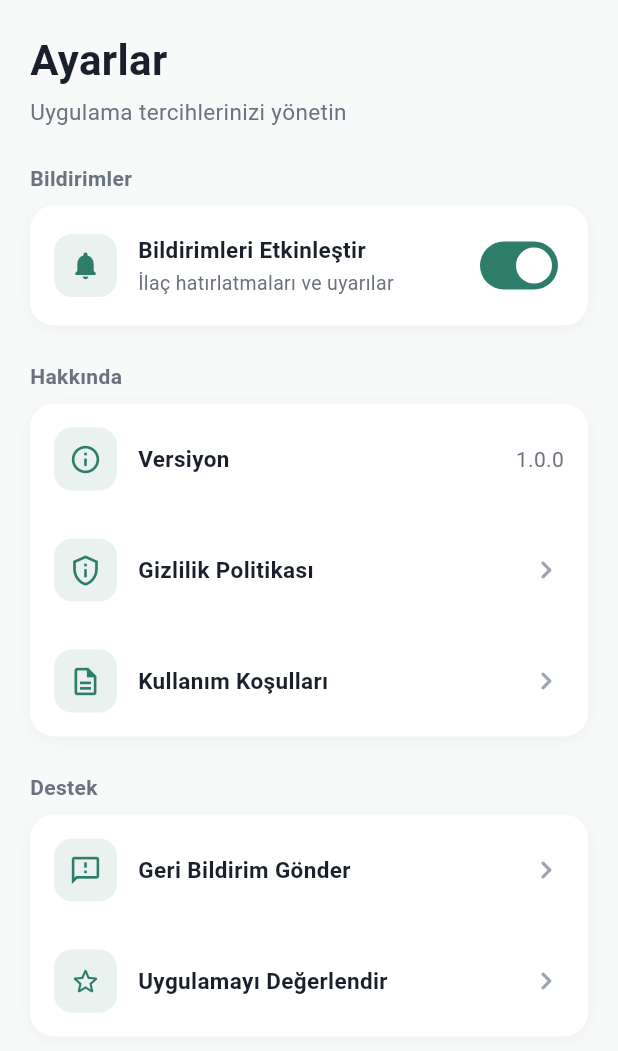
After one commit to aarslan08/ilactakip, a Flutter app: the SettingsScreen screen opened directly, on a phone screen of 412 x 824 dp. The commit adds this screen. Shown: the top 1051 px of the screen. Run offline on Flutter 3.47's test engine with Material 3 defaults, Android fonts, the light colour scheme and no system bars; our stand-ins replace flutter_local_notifications, sqflite, timezone; accounts and stored records are empty.

Commit message:
alt bar a ayarlar eklendi

```diff
--- a/lib/ui/screens/main_navigation.dart
+++ b/lib/ui/screens/main_navigation.dart
@@ -3,6 +3,7 @@ import 'package:ilac_takip/core/theme/app_theme.dart';
 import 'package:ilac_takip/ui/screens/home_screen.dart';
 import 'package:ilac_takip/ui/screens/medications_screen.dart';
 import 'package:ilac_takip/ui/screens/logs_screen.dart';
+import 'package:ilac_takip/ui/screens/settings_screen.dart';
 
 /// Ana navigasyon ekranı
 class MainNavigation extends StatefulWidget {
@@ -19,6 +20,7 @@ class _MainNavigationState extends State<MainNavigation> {
     HomeScreen(),
     MedicationsScreen(),
     LogsScreen(),
+    SettingsScreen(),
   ];
 
   @override
@@ -47,7 +49,7 @@ class _MainNavigationState extends State<MainNavigation> {
               children: [
                 _buildNavItem(
                   index: 0,
-                  icon: Icons.home_rounded,
+                  icon: Icons.home_outlined,
                   activeIcon: Icons.home_rounded,
                   label: 'Ana Sayfa',
                 ),
@@ -62,6 +64,12 @@ class _MainNavigationState extends State<MainNavigation> {
                   icon: Icons.history_outlined,
                   activeIcon: Icons.history_rounded,
                   label: 'Geçmiş',
+                ),
+                _buildNavItem(
+                  index: 3,
+                  icon: Icons.settings_outlined,
+                  activeIcon: Icons.settings_rounded,
+                  label: 'Ayarlar',
                 ),
               ],
             ),
@@ -85,8 +93,8 @@ class _MainNavigationState extends State<MainNavigation> {
       child: AnimatedContainer(
         duration: const Duration(milliseconds: 200),
         padding: EdgeInsets.symmetric(
-          horizontal: isSelected ? 20 : 16,
-          vertical: 10,
+          horizontal: isSelected ? 14 : 12,
+          vertical: 8,
         ),
         decoration: BoxDecoration(
           color: isSelected
@@ -100,14 +108,14 @@ class _MainNavigationState extends State<MainNavigation> {
             Icon(
               isSelected ? activeIcon : icon,
               color: isSelected ? AppTheme.primaryColor : AppTheme.textSecondary,
-              size: 24,
+              size: 22,
             ),
             if (isSelected) ...[
-              const SizedBox(width: 8),
+              const SizedBox(width: 6),
               Text(
                 label,
                 style: const TextStyle(
-                  fontSize: 14,
+                  fontSize: 12,
                   fontWeight: FontWeight.w600,
                   color: AppTheme.primaryColor,
                 ),
--- a/lib/ui/screens/screens.dart
+++ b/lib/ui/screens/screens.dart
@@ -7,3 +7,4 @@ export 'add_medication_screen.dart';
 export 'logs_screen.dart';
 export 'main_navigation.dart';
 export 'swipe_dose_screen.dart';
+export 'settings_screen.dart';
--- /dev/null
+++ b/lib/ui/screens/settings_screen.dart
@@ -0,0 +1,322 @@
+import 'package:flutter/material.dart';
+import 'package:ilac_takip/core/theme/app_theme.dart';
+import 'package:ilac_takip/services/notification_service.dart';
+
+/// Ayarlar ekranı
+class SettingsScreen extends StatefulWidget {
+  const SettingsScreen({super.key});
+
+  @override
+  State<SettingsScreen> createState() => _SettingsScreenState();
+}
+
+class _SettingsScreenState extends State<SettingsScreen> {
+  bool _notificationsEnabled = true;
+
+  void _showComingSoon(String feature) {
+    ScaffoldMessenger.of(context).showSnackBar(
+      SnackBar(
+        content: Text('$feature yakında eklenecek'),
+        behavior: SnackBarBehavior.floating,
+        shape: RoundedRectangleBorder(borderRadius: BorderRadius.circular(10)),
+        duration: const Duration(seconds: 2),
+      ),
+    );
+  }
+
+  @override
+  Widget build(BuildContext context) {
+    return Scaffold(
+      backgroundColor: AppTheme.backgroundColor,
+      body: SafeArea(
+        child: CustomScrollView(
+          slivers: [
+            // Header
+            const SliverToBoxAdapter(
+              child: Padding(
+                padding: EdgeInsets.fromLTRB(20, 20, 20, 16),
+                child: Column(
+                  crossAxisAlignment: CrossAxisAlignment.start,
+                  children: [
+                    Text(
+                      'Ayarlar',
+                      style: TextStyle(
+                        fontSize: 28,
+                        fontWeight: FontWeight.bold,
+                        color: AppTheme.textPrimary,
+                      ),
+                    ),
+                    SizedBox(height: 4),
+                    Text(
+                      'Uygulama tercihlerinizi yönetin',
+                      style: TextStyle(
+                        fontSize: 15,
+                        color: AppTheme.textSecondary,
+                      ),
+                    ),
+                  ],
+                ),
+              ),
+            ),
+
+            // Bildirim Ayarları
+            SliverToBoxAdapter(
+              child: _buildSection(
+                title: 'Bildirimler',
+                children: [
+                  _buildSwitchTile(
+                    title: 'Bildirimleri Etkinleştir',
+                    subtitle: 'İlaç hatırlatmaları ve uyarılar',
+                    icon: Icons.notifications_rounded,
+                    value: _notificationsEnabled,
+                    onChanged: (value) {
+                      setState(() => _notificationsEnabled = value);
+                      if (value) {
+                        NotificationService.instance.requestPermissions();
+                      }
+                    },
+                  ),
+                ],
+              ),
+            ),
+
+            // Uygulama Hakkında
+            SliverToBoxAdapter(
+              child: _buildSection(
+                title: 'Hakkında',
+                children: [
+                  _buildInfoTile(
+                    title: 'Versiyon',
+                    subtitle: '1.0.0',
+                    icon: Icons.info_outline_rounded,
+                  ),
+                  _buildActionTile(
+                    title: 'Gizlilik Politikası',
+                    icon: Icons.privacy_tip_outlined,
+                    onTap: () => _showComingSoon('Gizlilik Politikası'),
+                  ),
+                  _buildActionTile(
+                    title: 'Kullanım Koşulları',
+                    icon: Icons.description_outlined,
+                    onTap: () => _showComingSoon('Kullanım Koşulları'),
+                  ),
+                ],
+              ),
+            ),
+
+            // Destek
+            SliverToBoxAdapter(
+              child: _buildSection(
+                title: 'Destek',
+                children: [
+                  _buildActionTile(
+                    title: 'Geri Bildirim Gönder',
+                    icon: Icons.feedback_outlined,
+                    onTap: () => _showComingSoon('Geri Bildirim'),
+                  ),
+                  _buildActionTile(
+                    title: 'Uygulamayı Değerlendir',
+                    icon: Icons.star_outline_rounded,
+                    onTap: () => _showComingSoon('Değerlendirme'),
+                  ),
+                ],
+              ),
+            ),
+
+            const SliverToBoxAdapter(
+              child: SizedBox(height: 100),
+            ),
+          ],
+        ),
+      ),
+    );
+  }
+
+  Widget _buildSection({
+    required String title,
+    required List<Widget> children,
+  }) {
+    return Padding(
+      padding: const EdgeInsets.fromLTRB(20, 8, 20, 16),
+      child: Column(
+        crossAxisAlignment: CrossAxisAlignment.start,
+        children: [
+          Text(
+            title,
+            style: const TextStyle(
+              fontSize: 14,
+              fontWeight: FontWeight.w600,
+              color: AppTheme.textSecondary,
+            ),
+          ),
+          const SizedBox(height: 8),
+          Container(
+            decoration: BoxDecoration(
+              color: Colors.white,
+              borderRadius: BorderRadius.circular(16),
+              boxShadow: [
+                BoxShadow(
+                  color: Colors.black.withValues(alpha: 0.04),
+                  blurRadius: 8,
+                  offset: const Offset(0, 2),
+                ),
+              ],
+            ),
+            child: Column(
+              children: children,
+            ),
+          ),
+        ],
+      ),
+    );
+  }
+
+  Widget _buildSwitchTile({
+    required String title,
+    required String subtitle,
+    required IconData icon,
+    required bool value,
+    required ValueChanged<bool> onChanged,
+  }) {
+    return Padding(
+      padding: const EdgeInsets.all(16),
+      child: Row(
+        children: [
+          Container(
+            padding: const EdgeInsets.all(10),
+            decoration: BoxDecoration(
+              color: AppTheme.primaryColor.withValues(alpha: 0.1),
+              borderRadius: BorderRadius.circular(12),
+            ),
+            child: Icon(
+              icon,
+              color: AppTheme.primaryColor,
+              size: 22,
+            ),
+          ),
+          const SizedBox(width: 14),
+          Expanded(
+            child: Column(
+              crossAxisAlignment: CrossAxisAlignment.start,
+              children: [
+                Text(
+                  title,
+                  style: const TextStyle(
+                    fontSize: 15,
+                    fontWeight: FontWeight.w600,
+                    color: AppTheme.textPrimary,
+                  ),
+                ),
+                const SizedBox(height: 2),
+                Text(
+                  subtitle,
+                  style: const TextStyle(
+                    fontSize: 13,
+                    color: AppTheme.textSecondary,
+                  ),
+                ),
+              ],
+            ),
+          ),
+          Switch(
+            value: value,
+            onChanged: onChanged,
+            activeTrackColor: AppTheme.primaryColor,
+          ),
+        ],
+      ),
+    );
+  }
+
+  Widget _buildInfoTile({
+    required String title,
+    required String subtitle,
+    required IconData icon,
+  }) {
+    return Padding(
+      padding: const EdgeInsets.all(16),
+      child: Row(
+        children: [
+          Container(
+            padding: const EdgeInsets.all(10),
+            decoration: BoxDecoration(
+              color: AppTheme.primaryColor.withValues(alpha: 0.1),
+              borderRadius: BorderRadius.circular(12),
+            ),
+            child: Icon(
+              icon,
+              color: AppTheme.primaryColor,
+              size: 22,
+            ),
+          ),
+          const SizedBox(width: 14),
+          Expanded(
+            child: Text(
+              title,
+              style: const TextStyle(
+                fontSize: 15,
+                fontWeight: FontWeight.w600,
+                color: AppTheme.textPrimary,
+              ),
+            ),
+          ),
+          Text(
+            subtitle,
+            style: const TextStyle(
+              fontSize: 14,
+              color: AppTheme.textSecondary,
+            ),
+          ),
+        ],
+      ),
+    );
+  }
+
+  Widget _buildActionTile({
+    required String title,
+    required IconData icon,
+    required VoidCallback onTap,
+  }) {
+    return Material(
+      color: Colors.transparent,
+      child: InkWell(
+        onTap: onTap,
+        borderRadius: BorderRadius.circular(16),
+        child: Padding(
+          padding: const EdgeInsets.all(16),
+          child: Row(
+            children: [
+              Container(
+                padding: const EdgeInsets.all(10),
+                decoration: BoxDecoration(
+                  color: AppTheme.primaryColor.withValues(alpha: 0.1),
+                  borderRadius: BorderRadius.circular(12),
+                ),
+                child: Icon(
+                  icon,
+                  color: AppTheme.primaryColor,
+                  size: 22,
+                ),
+              ),
+              const SizedBox(width: 14),
+              Expanded(
+                child: Text(
+                  title,
+                  style: const TextStyle(
+                    fontSize: 15,
+                    fontWeight: FontWeight.w600,
+                    color: AppTheme.textPrimary,
+                  ),
+                ),
+              ),
+              const Icon(
+                Icons.chevron_right_rounded,
+                color: AppTheme.textLight,
+              ),
+            ],
+          ),
+        ),
+      ),
+    );
+  }
+}
```
